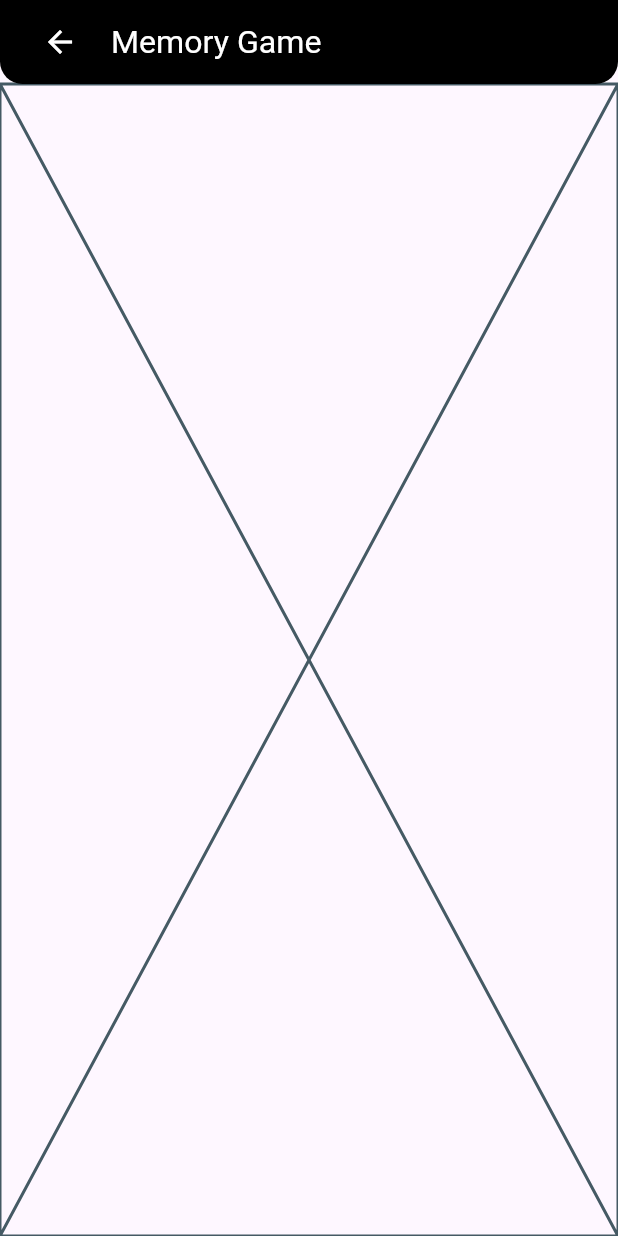
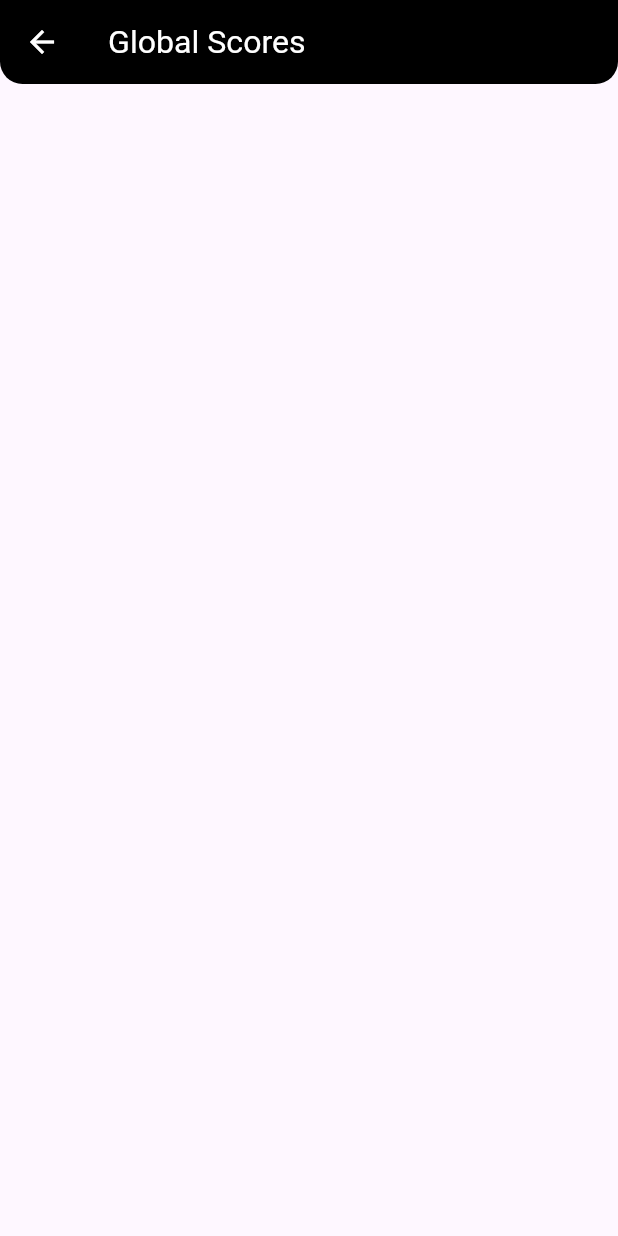
Before and after one commit to Maximus113M/memory_game, a Flutter app: the GlobalScoresPage screen opened by its route, after a tap on the "arrow back" icon, on a phone screen of 412 x 824 dp. Run offline on Flutter 3.47's test engine with Material 3 defaults, Android fonts, the light colour scheme and no system bars; our stand-ins replace animate_do, another_flushbar, cloud_firestore, dartz, firebase_auth, firebase_core and 2 more; accounts and stored records are empty.

Commit message:
getGlobalScores finished, feature global scores update provider, page, body page, score listview, another docs in process, fixes

```diff
--- a/lib/core/injection_dependencies/data_sources_register.dart
+++ b/lib/core/injection_dependencies/data_sources_register.dart
@@ -1,5 +1,6 @@
 import 'package:memory_game/injection_container.dart';
 import 'package:memory_game/features/login/data/datasources/login_datasource.dart';
+import 'package:memory_game/features/global_scores/data/datasources/global_scores_data_source.dart';
 
 void registerDataSources() {
   /*sl.registerLazySingleton<SharedDataSource>(
@@ -15,4 +16,9 @@ void registerDataSources() {
       firebaseAuth: sl(),
     ),
   );
+  sl.registerLazySingleton<GlobalScoresDataSource>(
+    () => GlobalScoresDataSourceImpl(
+      db: sl(),
+    ),
+  );
 }
--- a/lib/core/injection_dependencies/providers_register.dart
+++ b/lib/core/injection_dependencies/providers_register.dart
@@ -22,6 +22,8 @@ void registerProviders() {
     () => GameProvider(),
   );
   sl.registerLazySingleton(
-    () => GlobalScoresProvider(),
+    () => GlobalScoresProvider(
+      getGlobalScoresStreamUseCase: sl(),
+    ),
   );
 }
--- a/lib/core/services/auth_service.dart
+++ b/lib/core/services/auth_service.dart
@@ -24,7 +24,7 @@ class AuthService {
         print('User is signed in!');
       }
     });
-    //firebaseAuth.s
+    firebaseAuth.currentUser; //TODO: PENDIENTE CURRENT-USER
   }
 
   signOut() {
--- /dev/null
+++ b/lib/core/services/server.dart
@@ -0,0 +1,3 @@
+class Server {
+  static const String globalScores = 'global_scores';
+}
--- /dev/null
+++ b/lib/features/global_scores/data/datasources/global_scores_data_source.dart
@@ -0,0 +1,33 @@
+import 'package:memory_game/core/services/server.dart';
+import 'package:memory_game/core/errors/exceptions.dart';
+import 'package:memory_game/features/global_scores/domain/entities/global_score_entity.dart';
+
+import 'package:cloud_firestore/cloud_firestore.dart';
+
+abstract class GlobalScoresDataSource {
+  Future<List<GlobalScoreEntity>> getGlobalScoresList(int gameMode);
+}
+
+class GlobalScoresDataSourceImpl extends GlobalScoresDataSource {
+  final FirebaseFirestore db;
+
+  GlobalScoresDataSourceImpl({required this.db});
+
+  @override
+  Future<List<GlobalScoreEntity>> getGlobalScoresList(int gameMode) async {
+    try {
+      List<GlobalScoreEntity> globalScoresList = [];
+      final QuerySnapshot queryGlobalScores = await db
+          .collection(Server.globalScores)
+          .where("game_mode", isEqualTo: gameMode)
+          .get();
+
+      for (var document in queryGlobalScores.docs) {
+        globalScoresList.add(GlobalScoreEntity.fromJson(document));
+      }
+      return globalScoresList;
+    } catch (e) {
+      throw GlobalScoresException(message: 'A server error has occurred');
+    }
+  }
+}
--- /dev/null
+++ b/lib/features/global_scores/data/repositories/global_scores_repository_impl.dart
@@ -0,0 +1,27 @@
+import 'package:memory_game/core/errors/failures.dart';
+import 'package:memory_game/core/errors/exceptions.dart';
+import 'package:memory_game/features/global_scores/domain/entities/global_score_entity.dart';
+import 'package:memory_game/features/global_scores/data/datasources/global_scores_data_source.dart';
+import 'package:memory_game/features/global_scores/domain/repositories/global_scores_repository.dart';
+
+import 'package:dartz/dartz.dart';
+
+class GlobalScoresRepositoryImpl extends GlobalScoresRepository {
+  final GlobalScoresDataSource globalScoresDataSource;
+
+  GlobalScoresRepositoryImpl({required this.globalScoresDataSource});
+
+  @override
+  Future<Either<GlobalScoresFailure, List<GlobalScoreEntity>>>
+      getGlobalScoreList(int gameMode) async {
+    try {
+      return Right(
+        await globalScoresDataSource.getGlobalScoresList(gameMode),
+      );
+    } on GlobalScoresException catch (e) {
+      return Left(
+        GlobalScoresFailure(message: e.message),
+      );
+    }
+  }
+}
--- /dev/null
+++ b/lib/features/global_scores/domain/entities/global_score_entity.dart
@@ -0,0 +1,32 @@
+class GlobalScoreEntity {
+  final int attempts;
+  final int rank;
+  final int score;
+  final int gameMode;
+  final String userName;
+  final String time;
+  final String date;
+  final String userId;
+
+  GlobalScoreEntity({
+    required this.attempts,
+    required this.rank,
+    required this.score,
+    required this.userName,
+    required this.time,
+    required this.date,
+    required this.gameMode,
+    required this.userId,
+  });
+
+  factory GlobalScoreEntity.fromJson(json) => GlobalScoreEntity(
+        attempts: json['attempts'],
+        rank: json['rank'],
+        score: json['score'],
+        userName: json['user_name'],
+        time: json['time'],
+        date: json['date'],
+        gameMode: json['game_mode'],
+        userId: json['user_id'],
+      );
+}
--- /dev/null
+++ b/lib/features/global_scores/domain/use_cases/get_global_scores_use_case.dart
@@ -0,0 +1,19 @@
+import 'package:memory_game/core/errors/failures.dart';
+import 'package:memory_game/core/helpers/use_case.dart';
+import 'package:memory_game/features/global_scores/domain/entities/global_score_entity.dart';
+import 'package:memory_game/features/global_scores/domain/repositories/global_scores_repository.dart';
+
+import 'package:dartz/dartz.dart';
+
+class GetGlobalScoresStreamUseCase
+    extends UseCase<List<GlobalScoreEntity>, int> {
+  final GlobalScoresRepository globalScoresRepository;
+
+  GetGlobalScoresStreamUseCase({required this.globalScoresRepository});
+
+  @override
+  Future<Either<GlobalScoresFailure, List<GlobalScoreEntity>>> call(
+      int params) async {
+    return await globalScoresRepository.getGlobalScoreList(params);
+  }
+}
--- a/lib/features/global_scores/presentation/providers/global_scores_provider.dart
+++ b/lib/features/global_scores/presentation/providers/global_scores_provider.dart
@@ -1,5 +1,56 @@
 import 'package:flutter/material.dart';
 
+import 'package:memory_game/core/utils/utils.dart';
+import 'package:memory_game/features/global_scores/domain/entities/global_score_entity.dart';
+import 'package:memory_game/features/global_scores/domain/use_cases/get_global_scores_use_case.dart';
+
 class GlobalScoresProvider with ChangeNotifier {
-  GlobalScoresProvider();
+  final GetGlobalScoresStreamUseCase? getGlobalScoresStreamUseCase;
+  List<GlobalScoreEntity> easyModeScoreList = [];
+  List<GlobalScoreEntity> mediumModeScoreList = [];
+  List<GlobalScoreEntity> hardModeScoreList = [];
+  bool isLoadingGlobalScores = false;
+  int gameMode = 1;
+
+  GlobalScoresProvider({required this.getGlobalScoresStreamUseCase});
+
+  void getGlobalScores(BuildContext context) async {
+    isLoadingGlobalScores = true;
+    final result = await getGlobalScoresStreamUseCase!(gameMode);
+    result.fold(
+      (l) =>
+          InAppNotification.serverFailure(context: context, message: l.message),
+      (r) {
+        if (r.isNotEmpty) {
+          switch (gameMode) {
+            case 1:
+              easyModeScoreList = r;
+              break;
+            case 2:
+              mediumModeScoreList = r;
+              break;
+            case 3:
+              hardModeScoreList = r;
+              break;
+            default:
+          }
+        }
+      },
+    );
+    notifyListeners();
+    isLoadingGlobalScores = false;
+  }
+
+  List<GlobalScoreEntity> selectScoreList() {
+    switch (gameMode) {
+      case 1:
+        return easyModeScoreList;
+      case 2:
+        return mediumModeScoreList;
+      case 3:
+        return hardModeScoreList;
+      default:
+        return [];
+    }
+  }
 }
--- a/lib/features/global_scores/presentation/screens/global_scores_page.dart
+++ b/lib/features/global_scores/presentation/screens/global_scores_page.dart
@@ -14,6 +14,8 @@ class GlobalScoresPage extends StatelessWidget {
 
   @override
   Widget build(BuildContext context) {
+    context.select((GlobalScoresProvider globalScoreProvider) =>
+        globalScoreProvider.getGlobalScores(context));
     return Scaffold(
       appBar: AppBar(
         backgroundColor: AppColors.text,
@@ -23,25 +25,19 @@ class GlobalScoresPage extends StatelessWidget {
             bottomRight: Radius.circular(15),
           ),
         ),
-          title: Row(
-            children: [
-              IconButton(
+        leading: IconButton(
           onPressed: () => GoRouter.of(context).pop(),
           icon: Icon(
             Icons.arrow_back,
             color: AppColors.contrast,
-                  )),
-              const SizedBox(
-                width: 10,
           ),
-              Text(
-                'Memory Game',
+        ),
+        title: Text(
+          'Global Scores',
           style: FontStyles.subtitle2(AppColors.contrast),
         ),
-            ],
       ),
-        ),
-        body: GlobalScoresPageBody(
-            globalScoresProvider: Provider.of<GlobalScoresProvider>(context)));
+      body: const GlobalScoresPageBody(),
+    );
   }
 }
--- /dev/null
+++ b/lib/features/global_scores/presentation/widgets/global_scores_list_view.dart
@@ -0,0 +1,53 @@
+import 'package:flutter/material.dart';
+
+import 'package:memory_game/core/utils/utils.dart';
+import 'package:memory_game/features/global_scores/domain/entities/global_score_entity.dart';
+import 'package:memory_game/features/global_scores/presentation/providers/global_scores_provider.dart';
+
+class GlobalScoresListView extends StatelessWidget {
+  final GlobalScoresProvider globalScoresProvider;
+  final List<GlobalScoreEntity> globalScoreList;
+
+  const GlobalScoresListView(
+      {super.key,
+      required this.globalScoresProvider,
+      required this.globalScoreList});
+
+  @override
+  Widget build(BuildContext context) {
+    return ListView.builder(
+      itemCount: globalScoreList.length,
+      itemBuilder: (context, index) => ListTile(
+          minVerticalPadding: 15,
+          contentPadding: const EdgeInsets.symmetric(horizontal: 22),
+          title: Text(globalScoreList[index].userId.split('@')[0],
+              style: FontStyles.subtitle1(AppColors.text)),
+          subtitle:
+              Column(crossAxisAlignment: CrossAxisAlignment.start, children: [
+            Text(
+              'Time: ${globalScoreList[index].time}',
+              style: FontStyles.body0(AppColors.text),
+            ),
+            const SizedBox(height: 3),
+            Text(
+              'Attempts: ${globalScoreList[index].attempts}',
+              style: FontStyles.body0(AppColors.text),
+            ),
+            const SizedBox(height: 5),
+            Text(
+              'Score: ${globalScoreList[index].score}',
+              style: FontStyles.subtitle1(AppColors.successText),
+            ),
+          ]),
+          leading: Text(
+            '${globalScoreList[index].rank}',
+            style: FontStyles.heading4(AppColors.warning),
+          )
+          /*trailing: const Icon(
+          Icons.arrow_circle_right_outlined,
+          size: 26,
+        ),*/
+          ),
+    );
+  }
+}
--- a/lib/features/global_scores/presentation/widgets/global_scores_page_body.dart
+++ b/lib/features/global_scores/presentation/widgets/global_scores_page_body.dart
@@ -1,14 +1,18 @@
 import 'package:flutter/material.dart';
 
+import 'package:memory_game/features/global_scores/presentation/widgets/global_scores_list_view.dart';
 import 'package:memory_game/features/global_scores/presentation/providers/global_scores_provider.dart';
+import 'package:provider/provider.dart';
 
 class GlobalScoresPageBody extends StatelessWidget {
-  final GlobalScoresProvider globalScoresProvider;
-
-  const GlobalScoresPageBody({super.key, required this.globalScoresProvider});
+  const GlobalScoresPageBody({super.key});
 
   @override
   Widget build(BuildContext context) {
-    return const Placeholder();
+    return GlobalScoresListView(
+      globalScoresProvider: Provider.of<GlobalScoresProvider>(context),
+      globalScoreList:
+          Provider.of<GlobalScoresProvider>(context).selectScoreList(),
+    );
   }
 }
```
Also changed, not shown: lib/core/errors/exceptions.dart (+12 -0 lines), lib/core/errors/failures.dart (+12 -0 lines), lib/core/injection_dependencies/repositories_register.dart (+7 -0 lines), lib/core/injection_dependencies/user_cases_register.dart (+7 -1 lines), lib/features/global_scores/domain/repositories/global_scores_repository.dart (added, +9 -0 lines), lib/features/global_scores/presentation/widgets/menu_list_view.dart (deleted, +0 -40 lines). Lines whose indentation alone changed are shown as unchanged.
